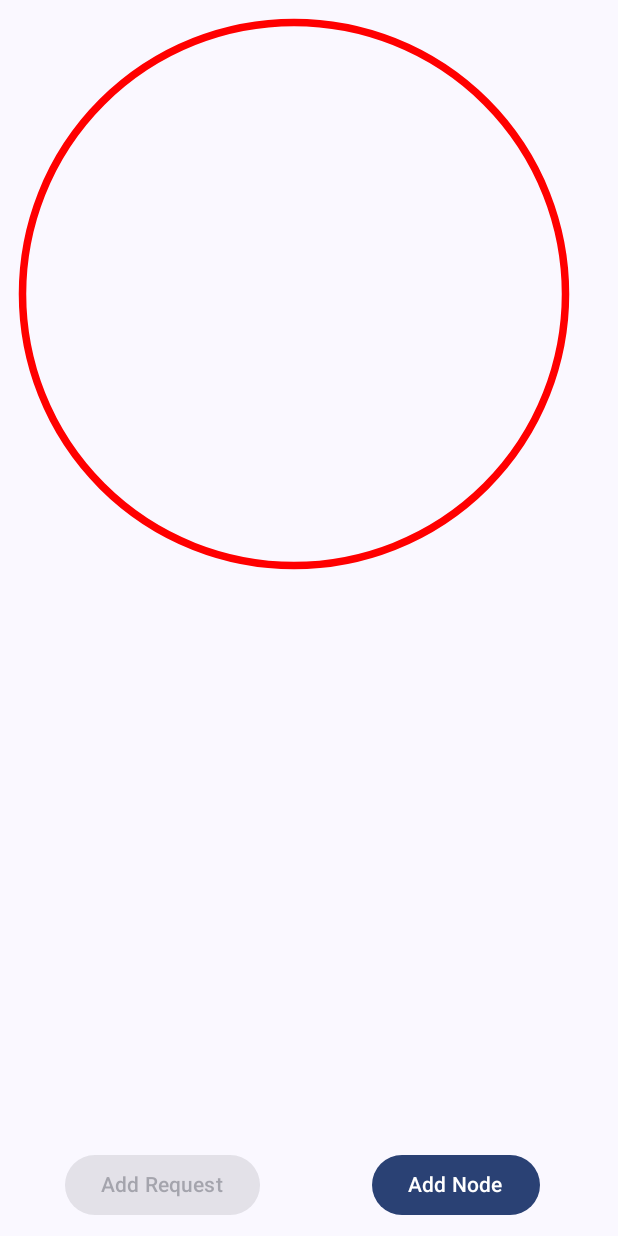
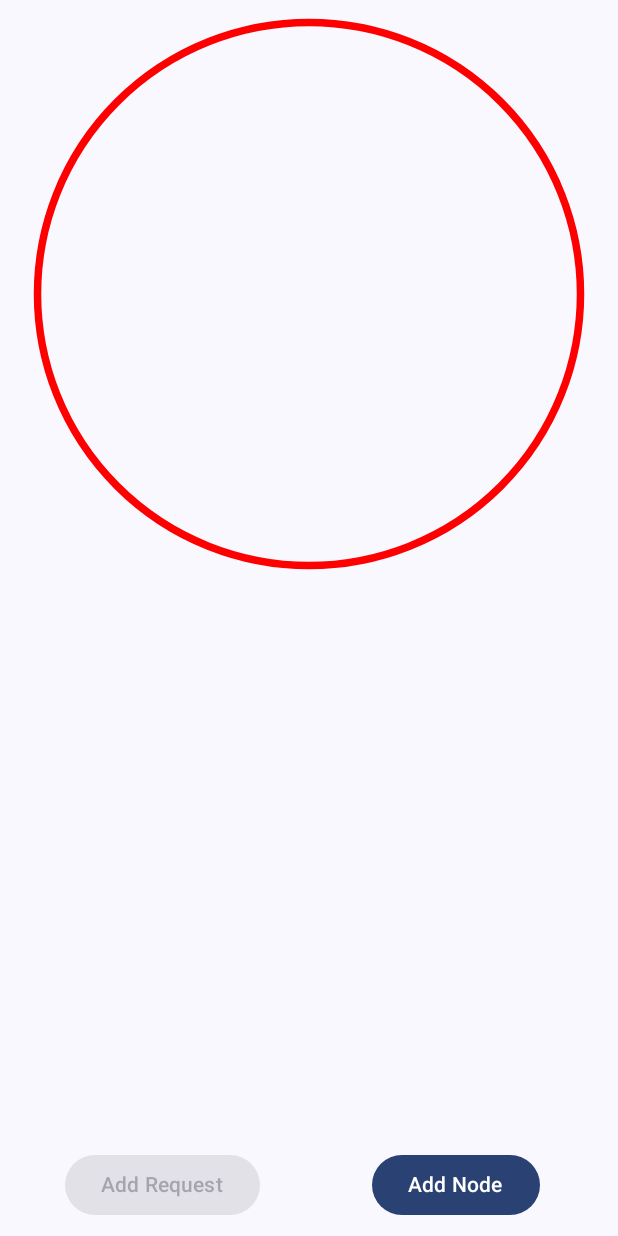
Before and after one commit to swapnilgt/consistenthashing, an Android app built with Jetpack Compose: the screen it shows after launch (MainActivity), on a phone screen of 412 x 824 dp. Run offline under Robolectric (Android 15) with nearby library versions, the phone set to English and light mode, and no system bars; our stand-ins replace Dagger/Hilt's generated code.

Commit message:
Centering the ring

```diff
--- a/app/src/main/java/com/swapnil/consitenthashing/presentation/view/MyView.kt
+++ b/app/src/main/java/com/swapnil/consitenthashing/presentation/view/MyView.kt
@@ -33,11 +33,11 @@ internal fun MyView(
 ) {
     Surface {
         Column {
-            Row(
+            Column(
                 modifier = Modifier
                     .fillMaxWidth()
                     .padding(10.dp),
-                verticalAlignment = Alignment.CenterVertically
+                horizontalAlignment = Alignment.CenterHorizontally
             ) {
                 Ring(
                     borderColor = borderColor,
```
